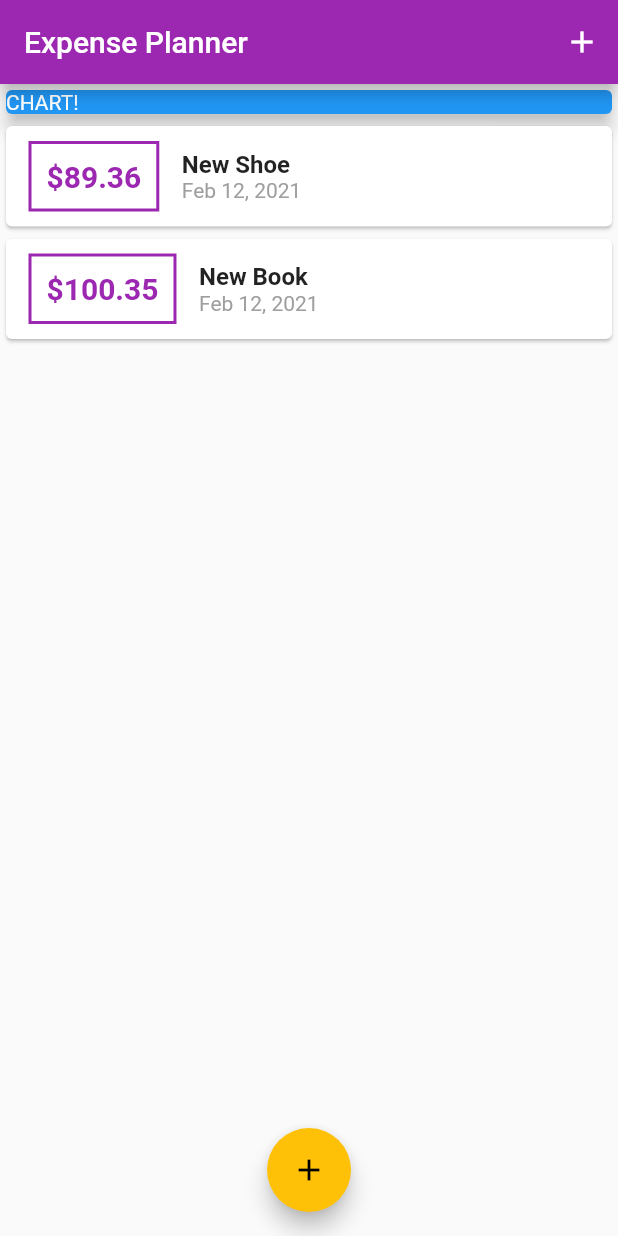
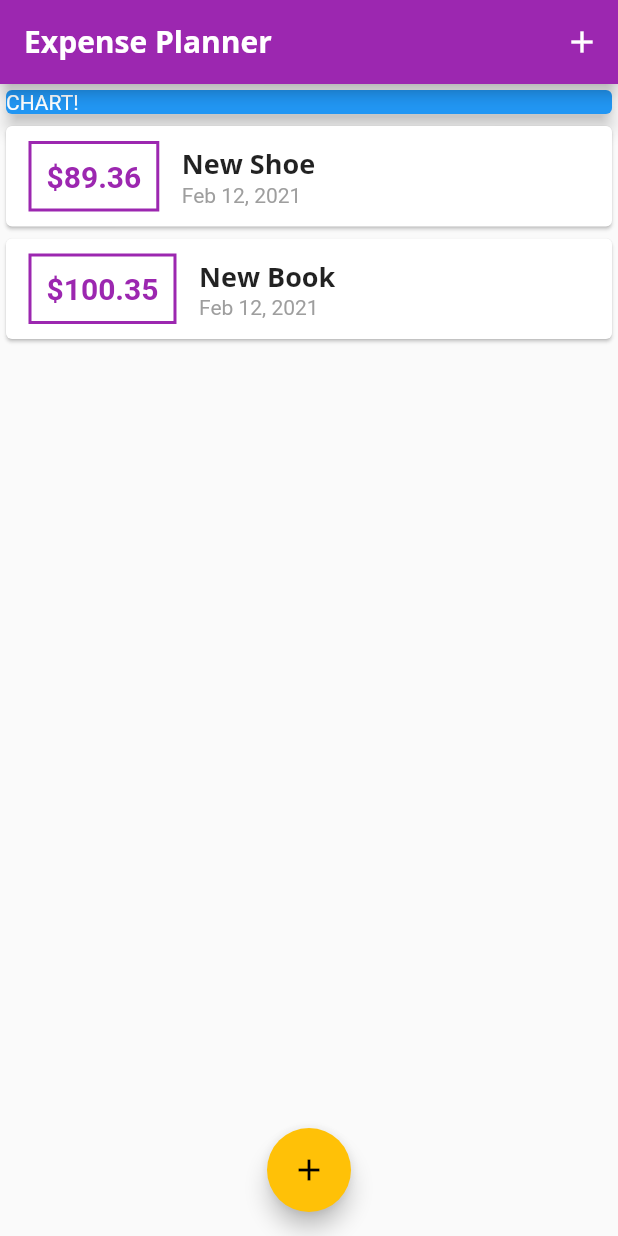
Before and after one commit to shuvo18103107/Expense-Planner-App, a Flutter app: the screen it shows after launch, on a phone screen of 412 x 824 dp. Run offline on Flutter 3.47's test engine with Material 2 defaults, Android fonts, the phone set to English and light mode, and no system bars.

Commit message:
💡 custom fonts and working with texttheme

```diff
--- a/lib/main.dart
+++ b/lib/main.dart
@@ -11,10 +11,24 @@ class MyApp extends StatelessWidget {
   @override
   Widget build(BuildContext context) {
     return MaterialApp(
+        debugShowCheckedModeBanner: false,
         title: 'personal expense',
-        theme:
-            ThemeData(primarySwatch: Colors.purple, accentColor: Colors.amber),
-        debugShowCheckedModeBanner: false,
+        theme: ThemeData(
+          textTheme: ThemeData.light().textTheme.copyWith(
+              headline6: TextStyle(
+                  fontFamily: 'OpenSans',
+                  fontSize: 18,
+                  fontWeight: FontWeight.bold)),
+          primarySwatch: Colors.purple,
+          accentColor: Colors.amber,
+          // fontFamily: 'Quicksand',
+          appBarTheme: AppBarTheme(
+              textTheme: ThemeData.light().textTheme.copyWith(
+                  headline6: TextStyle(
+                      fontFamily: 'OpenSans',
+                      fontSize: 20,
+                      fontWeight: FontWeight.bold))),
+        ),
         home: Home());
   }
 }
--- a/lib/widget/transaction_list.dart
+++ b/lib/widget/transaction_list.dart
@@ -32,13 +32,8 @@ class TransactionList extends StatelessWidget {
                 Column(
                   crossAxisAlignment: CrossAxisAlignment.start,
                   children: [
-                    Text(
-                      transactionList[index].title,
-                      style: TextStyle(
-                        fontSize: 16,
-                        fontWeight: FontWeight.bold,
-                      ),
-                    ),
+                    Text(transactionList[index].title,
+                        style: Theme.of(context).textTheme.headline6),
                     Text(
                       DateFormat.yMMMd().format(transactionList[index].date),
                       style: TextStyle(color: Colors.grey),
```
Also changed, not shown: pubspec.yaml (+11 -11 lines), assets/fonts/OpenSans-Bold.ttf (added), assets/fonts/OpenSans-Regular.ttf (added), assets/fonts/Quicksand-Bold.ttf (added), assets/fonts/Quicksand-Light.ttf (added), assets/fonts/Quicksand-Medium.ttf (added), assets/fonts/Quicksand-Regular.ttf (added).
